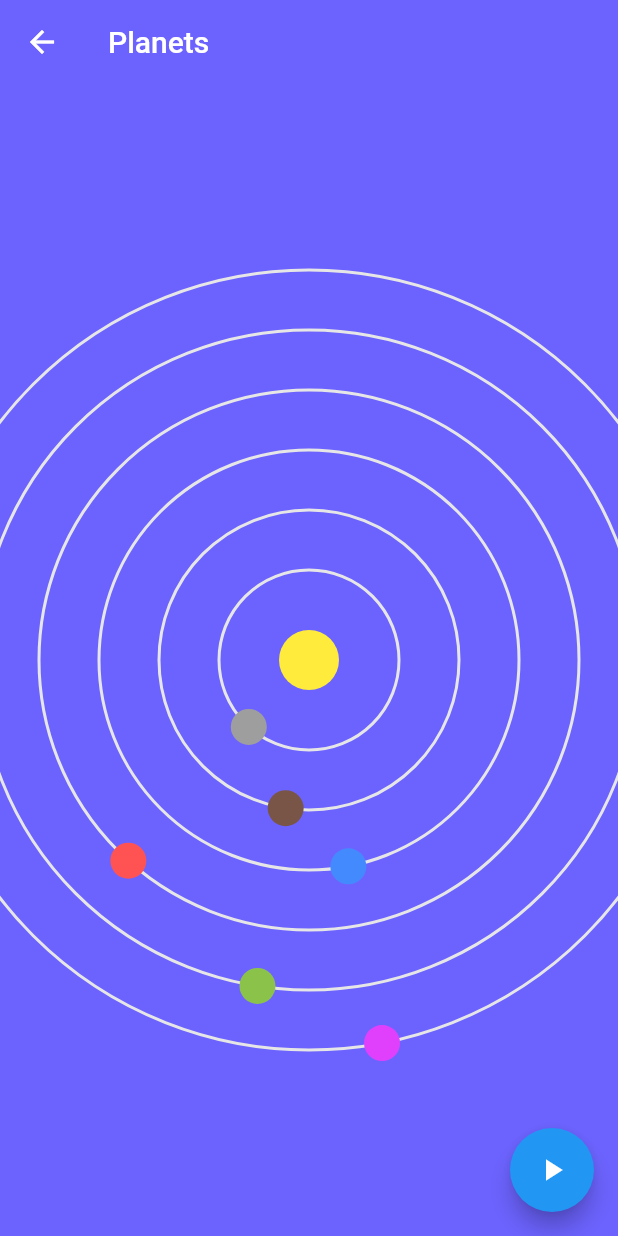
After one commit to meltro21/floating_animation_button, a Flutter app: the Planets screen opened directly, after a tap on the "play arrow" icon, on a phone screen of 412 x 824 dp. The commit adds this screen. Run offline on Flutter 3.47's test engine with Material 2 defaults, Android fonts, the light colour scheme and no system bars.

Commit message:
implemented 	tried to understand and came up with some other logics still need to figure out that rotation animation

```diff
--- /dev/null
+++ b/lib/experiment/exp_2.dart
@@ -0,0 +1,118 @@
+import 'dart:ui' as UI;
+
+import 'package:flutter/material.dart';
+
+class Planets extends StatefulWidget {
+  @override
+  _PlanetsState createState() => _PlanetsState();
+}
+
+class _PlanetsState extends State<Planets> with TickerProviderStateMixin {
+  late AnimationController _controller;
+  late AnimationController _controller1;
+  late AnimationController _controller2;
+
+  @override
+  void initState() {
+    super.initState();
+    _controller = AnimationController(
+      vsync: this,
+      duration: Duration(seconds: 3),
+    );
+    _controller1 = AnimationController(
+      vsync: this,
+      duration: Duration(seconds: 4),
+    );
+    _controller2 = AnimationController(
+      vsync: this,
+      duration: Duration(seconds: 5),
+    );
+  }
+
+  @override
+  Widget build(BuildContext context) {
+    return Scaffold(
+      backgroundColor: const Color(0xFF6C63FF),
+      appBar: AppBar(
+        title: Text('Planets'),
+        backgroundColor: Colors.transparent,
+        elevation: 0.0,
+      ),
+      body: AnimatedBuilder(
+          animation: _controller,
+          builder: (context, snapshot) {
+            return Center(
+              child: CustomPaint(
+                painter: AtomPaint(
+                  value: _controller.value,
+                  value1: _controller1.value,
+                  value2: _controller2.value,
+                ),
+              ),
+            );
+          }),
+      floatingActionButton: FloatingActionButton(
+        child: Icon(Icons.play_arrow),
+        onPressed: () {
+          _controller.reset();
+          _controller1.reset();
+          _controller2.reset();
+          _controller.repeat();
+          _controller1.repeat();
+          _controller2.repeat();
+        },
+      ),
+    );
+  }
+}
+
+class AtomPaint extends CustomPainter {
+  AtomPaint({
+    required this.value,
+    required this.value1,
+    required this.value2,
+  });
+
+  final double value, value1, value2;
+
+  Paint _axisPaint = Paint()
+    ..color = const Color(0xFFE6E6E6)
+    ..strokeWidth = 2.0
+    ..style = PaintingStyle.stroke;
+
+  @override
+  void paint(Canvas canvas, Size size) {
+    canvas.drawCircle(Offset(0, 0), 20.0, Paint()..color = Colors.yellow);
+    drawAxis(value, canvas, 60, Paint()..color = Colors.grey);
+    drawAxis(value1, canvas, 100, Paint()..color = Colors.brown);
+    drawAxis(value2, canvas, 140, Paint()..color = Colors.blueAccent);
+    drawAxis(value, canvas, 180, Paint()..color = Colors.redAccent);
+    drawAxis(value1, canvas, 220, Paint()..color = Colors.lightGreen);
+    drawAxis(value2, canvas, 260, Paint()..color = Colors.purpleAccent);
+  }
+
+  drawAxis(double value, Canvas canvas, double radius, Paint paint) {
+    var firstAxis = getCirclePath(radius);
+    canvas.drawPath(firstAxis, _axisPaint);
+    UI.PathMetrics pathMetrics = firstAxis.computeMetrics();
+    for (UI.PathMetric pathMetric in pathMetrics) {
+      Path extractPath = pathMetric.extractPath(
+        0.0,
+        pathMetric.length * value,
+      );
+      try {
+        var metric = extractPath.computeMetrics().first;
+        final offset = metric.getTangentForOffset(metric.length)!.position;
+        canvas.drawCircle(offset, 12.0, paint);
+      } catch (e) {}
+    }
+  }
+
+  Path getCirclePath(double radius) =>
+      Path()..addOval(Rect.fromCircle(center: Offset(0, 0), radius: radius));
+
+  @override
+  bool shouldRepaint(CustomPainter oldDelegate) {
+    return true;
+  }
+}
```
Also changed, not shown: lib/experiment/exp_1.dart (added, +118 -0 lines), lib/main.dart (+105 -6 lines).
